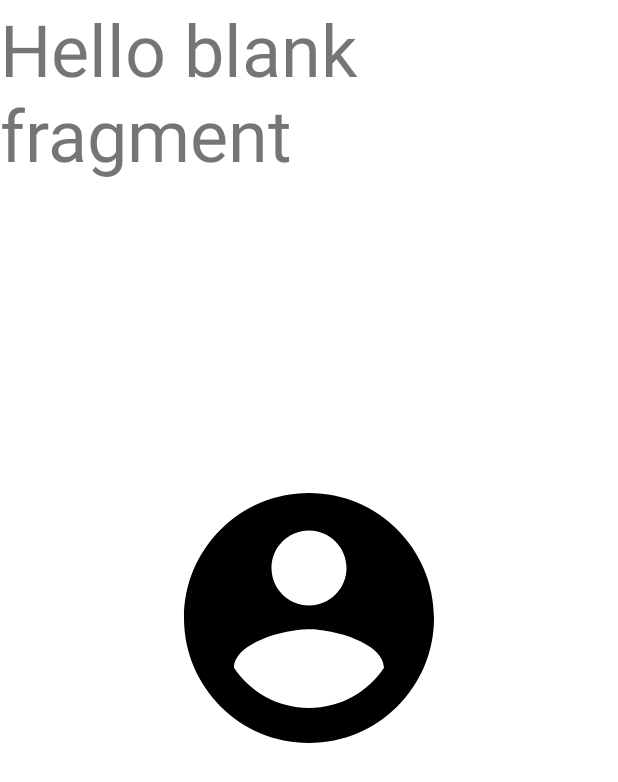
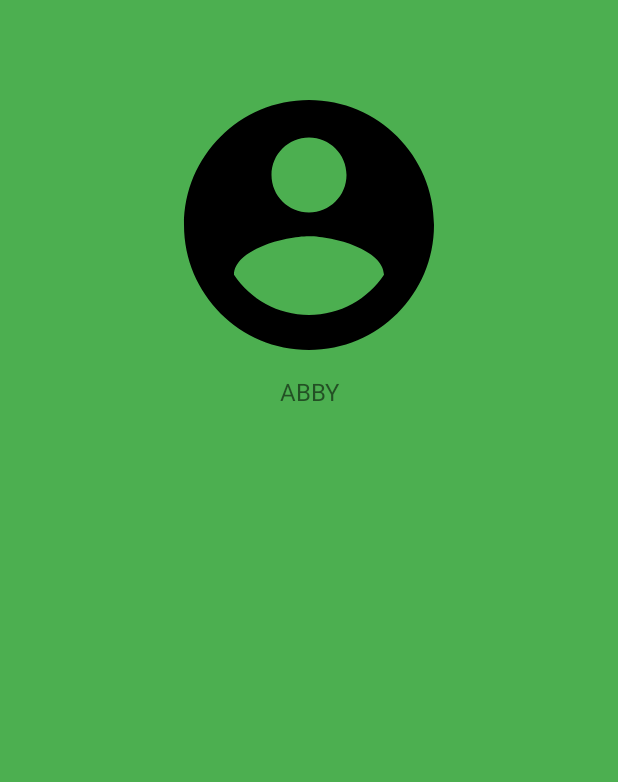
Before and after one commit to ejqe/fan-club-app, an Android app: the layout fragment_member_details.xml on its own in the app's theme, with its tools: preview values and no code run, on a phone screen of 412 x 824 dp. Shown: the top 782 px of the screen. Run offline under Robolectric (Android 15) with nearby library versions, the phone set to English and light mode, and no system bars.

Commit message:
navArgs for Details

```diff
--- a/app/src/main/java/com/ejqe/fan_club_app/model/MembersModel.kt
+++ b/app/src/main/java/com/ejqe/fan_club_app/model/MembersModel.kt
@@ -7,7 +7,7 @@ import kotlinx.parcelize.Parcelize
 @Parcelize
 
 data class MembersModel(
-    val _name: String?= null,
+    var _name: String?= null,
     var age: String?= null,
     val birthdate: String?= null,
     val birthplace: String?= null,
--- a/app/src/main/res/layout/fragment_member_details.xml
+++ b/app/src/main/res/layout/fragment_member_details.xml
@@ -1,16 +1,18 @@
 <?xml version="1.0" encoding="utf-8"?>
-<androidx.constraintlayout.widget.ConstraintLayout xmlns:android="http://schemas.android.com/apk/res/android"
+<androidx.constraintlayout.widget.ConstraintLayout
+    xmlns:android="http://schemas.android.com/apk/res/android"
     xmlns:app="http://schemas.android.com/apk/res-auto"
     xmlns:tools="http://schemas.android.com/tools"
     android:layout_width="match_parent"
     android:layout_height="match_parent"
+    android:background="@color/profile"
     tools:context=".fragment.MemberDetailsFragment">
 
     <ImageView
         android:id="@+id/member_image"
         android:layout_width="200dp"
         android:layout_height="200dp"
-        app:layout_constraintBottom_toBottomOf="parent"
+        android:layout_marginTop="50dp"
         app:layout_constraintEnd_toEndOf="parent"
         app:layout_constraintStart_toStartOf="parent"
         app:layout_constraintTop_toTopOf="parent"
@@ -19,8 +21,12 @@
     <TextView
         android:id="@+id/member_name"
         android:layout_width="match_parent"
-        android:layout_height="match_parent"
-        android:text="@string/hello_blank_fragment"
-        android:textSize="48sp"/>
+        android:layout_height="wrap_content"
+        android:text="ABBY"
+        android:textSize="16sp"
+        android:gravity="center"
+        app:layout_constraintTop_toBottomOf="@+id/member_image"
+        app:layout_constraintStart_toStartOf="parent"
+        app:layout_constraintEnd_toEndOf="parent"/>
 
 </androidx.constraintlayout.widget.ConstraintLayout>
--- a/app/src/main/res/layout/fragment_music.xml
+++ b/app/src/main/res/layout/fragment_music.xml
@@ -8,12 +8,6 @@
     tools:context=".fragment.MusicFragment"
     android:background="@color/music">
 
-    <androidx.appcompat.widget.Toolbar
-        android:id="@+id/toolbar"
-        android:layout_width="match_parent"
-        android:layout_height="?attr/actionBarSize"
-        app:titleTextColor="@color/design_default_color_on_primary"
-        android:background="@color/members" />
 
 
 
--- a/app/src/main/res/navigation/nav_graph.xml
+++ b/app/src/main/res/navigation/nav_graph.xml
@@ -35,7 +35,7 @@
         android:label="fragment_member_details"
         tools:layout="@layout/fragment_member_details">
         <argument
-            android:name="membersModel"
+            android:name="membersModelArgs"
             app:argType="com.ejqe.fan_club_app.model.MembersModel"/>
     </fragment>
 
```
Also changed, not shown: app/src/main/java/com/ejqe/fan_club_app/activity/MainActivity.kt (+11 -4 lines), app/src/main/java/com/ejqe/fan_club_app/fragment/HomeFragment.kt (+7 -4 lines), app/src/main/java/com/ejqe/fan_club_app/fragment/MemberDetailsFragment.kt (added, +48 -0 lines), app/src/main/java/com/ejqe/fan_club_app/fragment/MemberListFragment.kt (+25 -16 lines), app/src/main/java/com/ejqe/fan_club_app/fragment/MusicFragment.kt (+7 -4 lines), app/src/main/java/com/ejqe/fan_club_app/fragment/ProfileFragment.kt (+7 -5 lines), app/src/main/res/layout/activity_main.xml (+13 -0 lines), app/src/main/res/layout/fragment_home.xml (+0 -8 lines), app/src/main/res/layout/fragment_member_list.xml (+1 -17 lines), app/src/main/res/layout/fragment_profile.xml (+0 -7 lines).
